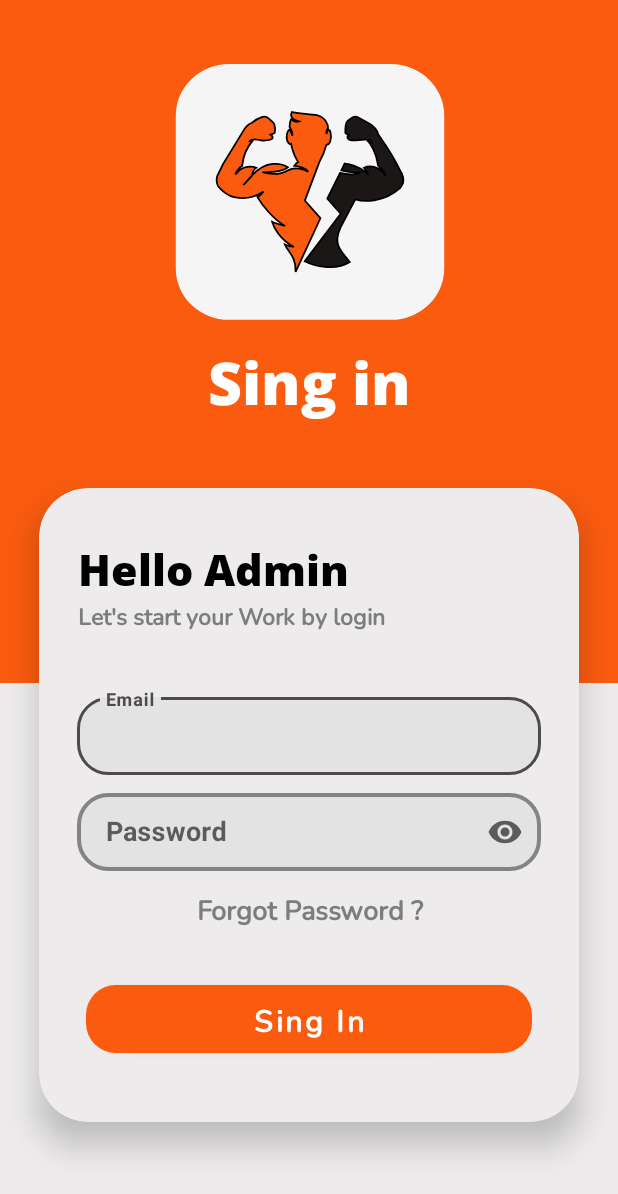
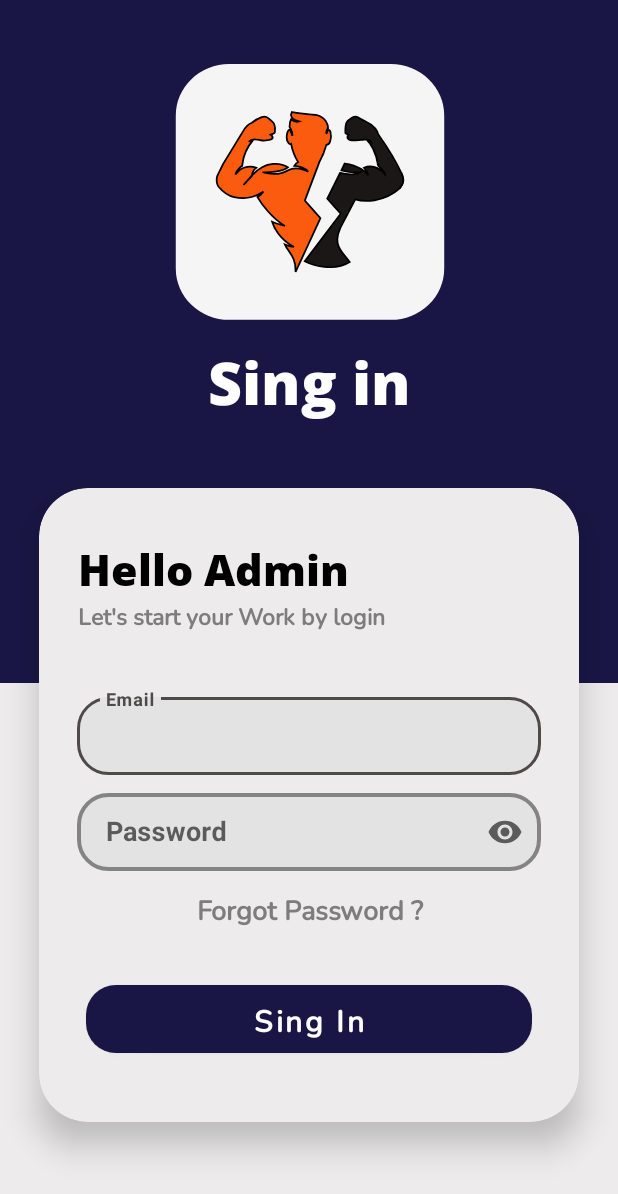
Before and after one commit to dharmik6/FItZone_Admin, an Android app: the screen it shows after launch (AdminLogin), on a phone screen of 412 x 824 dp. Shown: the top 1194 px of the screen. Run offline under Robolectric (Android 15) with nearby library versions, the phone set to English and light mode, and no system bars; our stand-ins replace sdp/ssp sizes.

Commit message:
change colors

```diff
--- a/app/src/main/res/values/colors.xml
+++ b/app/src/main/res/values/colors.xml
@@ -3,15 +3,15 @@
     <color name="black">#FF000000</color>
     <color name="white">#FFFFFFFF</color>
     <color name="text">#7D7D7D</color>
-    <color name="Reddish_orange">#FA5B0F</color>
+    <color name="Reddish_orange">#191645</color>
     <color name="back_ground">#EDEBEB</color>
 
-    <color name="button_background_color">#FA5B0F</color>
+    <color name="button_background_color">#43C6AC</color>
     <color name="hint_color">#4E4A4A</color>
     <color name="edit_text_background">#E3E3E3</color>
 
     <color name="active">#459A15</color>
     <color name="notactive">#CD080B</color>
-    <color name="navigation_title">#FA5B0F</color>
+    <color name="navigation_title">#191645</color>
 
 </resources>
```
